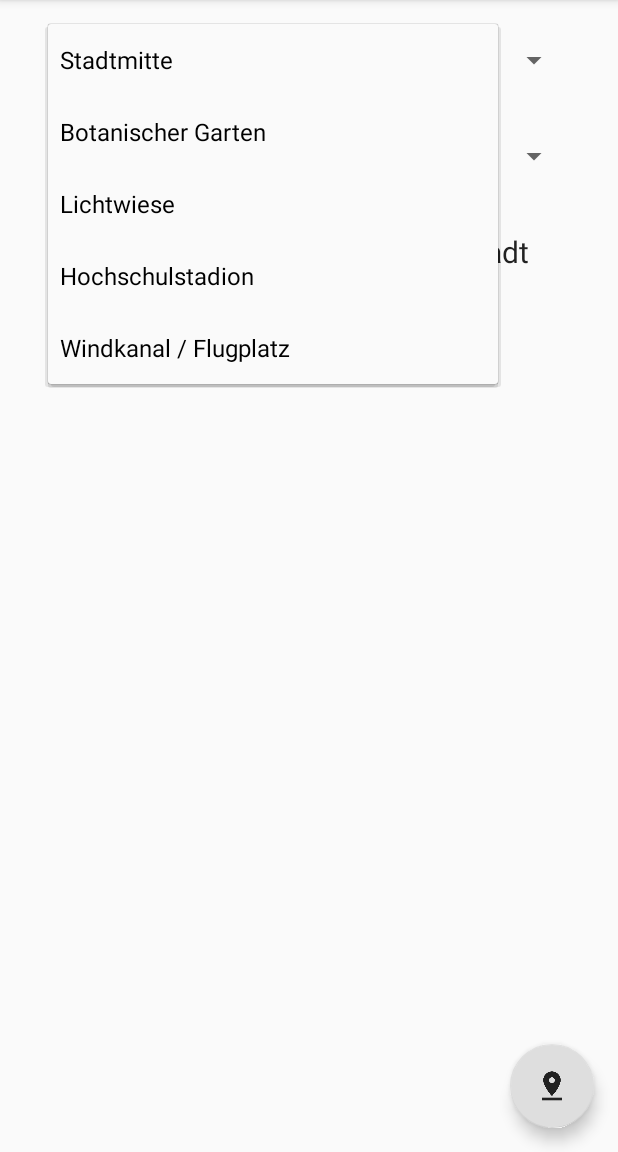
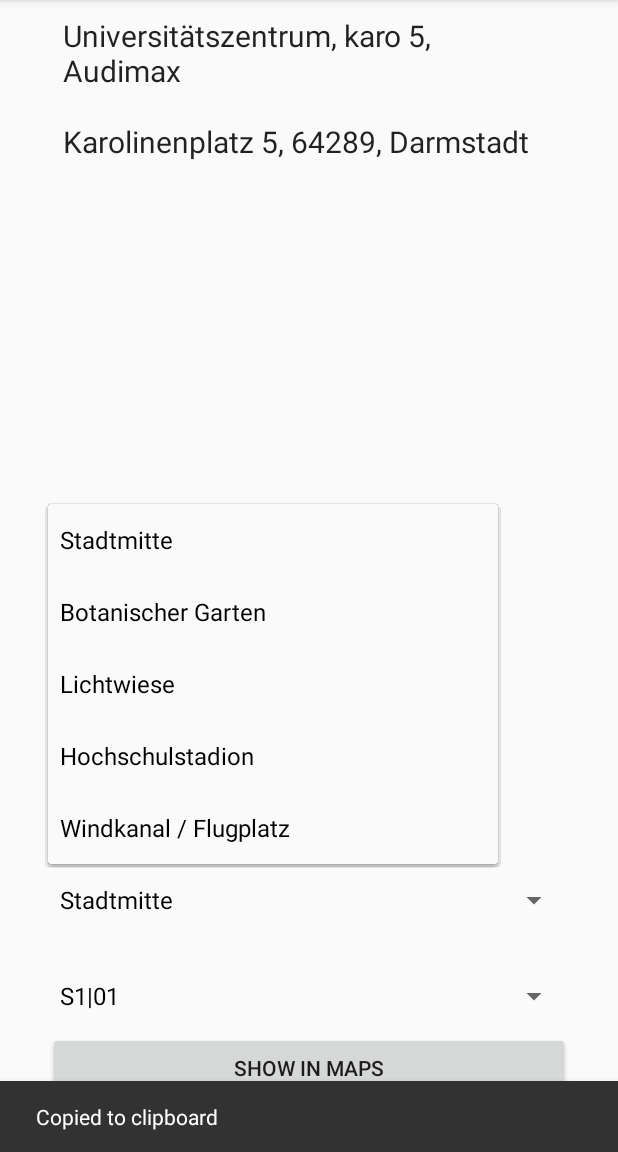
Before and after one commit to ndts55/tud-rooms, an Android app: the screen it shows after launch (MainActivity), after a tap on "Stadtmitte", on a phone screen of 412 x 824 dp, the part 84-1236 px from its top. Run offline under Robolectric (Android 15) with nearby library versions, the phone set to English and light mode, and no system bars; 1 other tap on this screen came first.

Commit message:
removed unneeded files, added textview for name display

```diff
--- a/app/src/main/java/foss/ndts/tudrooms/MainActivity.java
+++ b/app/src/main/java/foss/ndts/tudrooms/MainActivity.java
@@ -10,6 +10,7 @@ import android.util.Log;
 import android.view.View;
 import android.widget.AdapterView;
 import android.widget.ArrayAdapter;
+import android.widget.Button;
 import android.widget.TextView;
 
 import androidx.annotation.NonNull;
@@ -17,7 +18,6 @@ import androidx.appcompat.app.AppCompatActivity;
 import androidx.appcompat.widget.AppCompatSpinner;
 import androidx.appcompat.widget.Toolbar;
 
-import com.google.android.material.floatingactionbutton.FloatingActionButton;
 import com.google.android.material.snackbar.Snackbar;
 
 import java.util.ArrayList;
@@ -47,7 +47,8 @@ public class MainActivity extends AppCompatActivity {
     private int selectedLocation = 0;
     private int selectedBuilding = 0;
 
-    private TextView addressText;
+    private TextView nameView;
+    private TextView addressView;
 
     @Override
     protected void onRestoreInstanceState(@NonNull Bundle savedInstanceState) {
@@ -64,7 +65,9 @@ public class MainActivity extends AppCompatActivity {
 
         initializeToolbar();
 
-        initializeTextView();
+        initializeLocationNameView();
+
+        initializeLocationAddressView();
 
         initializeSpinner();
 
@@ -91,9 +94,13 @@ public class MainActivity extends AppCompatActivity {
         setSupportActionBar(toolbar);
     }
 
-    private void initializeTextView() {
-        addressText = findViewById(R.id.textview_main);
-        addressText.setOnClickListener(new View.OnClickListener() {
+    private void initializeLocationNameView() {
+        nameView = findViewById(R.id.location_name);
+    }
+
+    private void initializeLocationAddressView() {
+        addressView = findViewById(R.id.location_adr);
+        addressView.setOnClickListener(new View.OnClickListener() {
             @Override
             public void onClick(View view) {
                 ClipboardManager cm = (ClipboardManager) getSystemService(Context.CLIPBOARD_SERVICE);
@@ -121,9 +128,9 @@ public class MainActivity extends AppCompatActivity {
         buildingSpinner.setOnItemSelectedListener(new AdapterView.OnItemSelectedListener() {
             @Override
             public void onItemSelected(AdapterView<?> adapterView, View view, int i, long l) {
-                Log.d(TAG, String.format(Locale.ENGLISH, "Clicked Building %d", i));
                 selectedBuilding = i;
-                addressText.setText(uniLocations[selectedLocation].addresses()[selectedBuilding]);
+                nameView.setText(uniLocations[selectedLocation].names()[selectedBuilding]);
+                addressView.setText(uniLocations[selectedLocation].addresses()[selectedBuilding]);
             }
 
             @Override
@@ -161,8 +168,8 @@ public class MainActivity extends AppCompatActivity {
     }
 
     private void initializeFab() {
-        FloatingActionButton fab = findViewById(R.id.fab_main);
-        fab.setOnClickListener(new View.OnClickListener() {
+        Button mapsButton = findViewById(R.id.maps_button);
+        mapsButton.setOnClickListener(new View.OnClickListener() {
             @Override
             public void onClick(View view) {
                 if (selectedLocation >= 0
--- a/app/src/main/java/foss/ndts/tudrooms/model/Area.java
+++ /dev/null
@@ -1,5 +0,0 @@
-package foss.ndts.tudrooms.model;
-
-public enum Area {
-    S, B, H, L, W
-}
--- a/app/src/main/java/foss/ndts/tudrooms/model/Building.java
+++ /dev/null
@@ -1,15 +0,0 @@
-package foss.ndts.tudrooms.model;
-
-public class Building {
-    public final Area Area;
-    public final String Number;
-    public final String Address;
-    public final String[] Names;
-
-    public Building(Area area, String number, String address, String... names) {
-        Area = area;
-        Number = number;
-        Address = address;
-        Names = names;
-    }
-}
--- a/app/src/main/res/layout/activity_main.xml
+++ b/app/src/main/res/layout/activity_main.xml
@@ -1,5 +1,6 @@
 <?xml version="1.0" encoding="utf-8"?>
 <androidx.coordinatorlayout.widget.CoordinatorLayout xmlns:android="http://schemas.android.com/apk/res/android"
+    xmlns:app="http://schemas.android.com/apk/res-auto"
     xmlns:tools="http://schemas.android.com/tools"
     android:layout_width="match_parent"
     android:layout_height="match_parent"
@@ -7,15 +8,46 @@
 
     <include layout="@layout/bar_layout" />
 
-    <LinearLayout
+    <TextView
+        android:id="@+id/location_name"
         android:layout_width="match_parent"
         android:layout_height="wrap_content"
-        android:layout_gravity="top|center_horizontal"
         android:layout_marginStart="@dimen/ll_margin"
         android:layout_marginLeft="@dimen/ll_margin"
         android:layout_marginTop="?attr/actionBarSize"
         android:layout_marginEnd="@dimen/ll_margin"
         android:layout_marginRight="@dimen/ll_margin"
+        android:padding="@dimen/text_padding"
+        android:textColor="?android:attr/textColorPrimary"
+        android:textSize="@dimen/text_size" />
+
+    <TextView
+        android:id="@+id/location_adr"
+        android:layout_width="match_parent"
+        android:layout_height="wrap_content"
+        android:layout_marginStart="@dimen/ll_margin"
+        android:layout_marginLeft="@dimen/ll_margin"
+        android:layout_marginTop="?attr/actionBarSize"
+        android:layout_marginEnd="@dimen/ll_margin"
+        android:layout_marginRight="@dimen/ll_margin"
+        android:padding="@dimen/text_padding"
+        android:textColor="?android:attr/textColorPrimary"
+        android:textSize="@dimen/text_size"
+        app:layout_anchor="@id/location_name"
+        app:layout_anchorGravity="bottom"
+        android:layout_gravity="bottom"
+        />
+
+    <LinearLayout
+        android:layout_width="match_parent"
+        android:layout_height="wrap_content"
+        android:layout_gravity="bottom|center_horizontal"
+        android:layout_marginStart="@dimen/ll_margin"
+        android:layout_marginLeft="@dimen/ll_margin"
+        android:layout_marginTop="?attr/actionBarSize"
+        android:layout_marginEnd="@dimen/ll_margin"
+        android:layout_marginRight="@dimen/ll_margin"
+        android:layout_marginBottom="@dimen/ll_margin"
         android:orientation="vertical">
 
         <include
@@ -26,25 +58,11 @@
             android:id="@+id/spinner_buildings"
             layout="@layout/spinner" />
 
-        <TextView
-            android:id="@+id/textview_main"
+        <androidx.appcompat.widget.AppCompatButton
+            android:id="@+id/maps_button"
             android:layout_width="match_parent"
             android:layout_height="wrap_content"
-            android:layout_marginTop="@dimen/fab_margin"
-            android:padding="@dimen/text_padding"
-            android:textColor="?android:attr/textColorPrimary"
-            android:textSize="@dimen/text_size" />
+            android:text="@string/show_maps" />
     </LinearLayout>
 
-    <com.google.android.material.floatingactionbutton.FloatingActionButton
-        android:id="@+id/fab_main"
-        android:layout_width="wrap_content"
-        android:layout_height="wrap_content"
-        android:layout_gravity="bottom|end"
-        android:layout_marginEnd="@dimen/fab_margin"
-        android:layout_marginRight="@dimen/fab_margin"
-        android:layout_marginBottom="@dimen/fab_margin"
-        android:src="@drawable/ic_pin_drop"
-        android:tint="?android:attr/textColorPrimary" />
-
 </androidx.coordinatorlayout.widget.CoordinatorLayout>
--- a/app/src/main/res/values/strings.xml
+++ b/app/src/main/res/values/strings.xml
@@ -4,4 +4,5 @@
     <string name="copied_snack">Copied to clipboard</string>
     <string name="copy_clipboard">Copy to clipboard</string>
     <string name="show_maps">Show in Maps</string>
+    <string name="location_name">Name</string>
 </resources>
```
Also changed, not shown: 1 other file.
